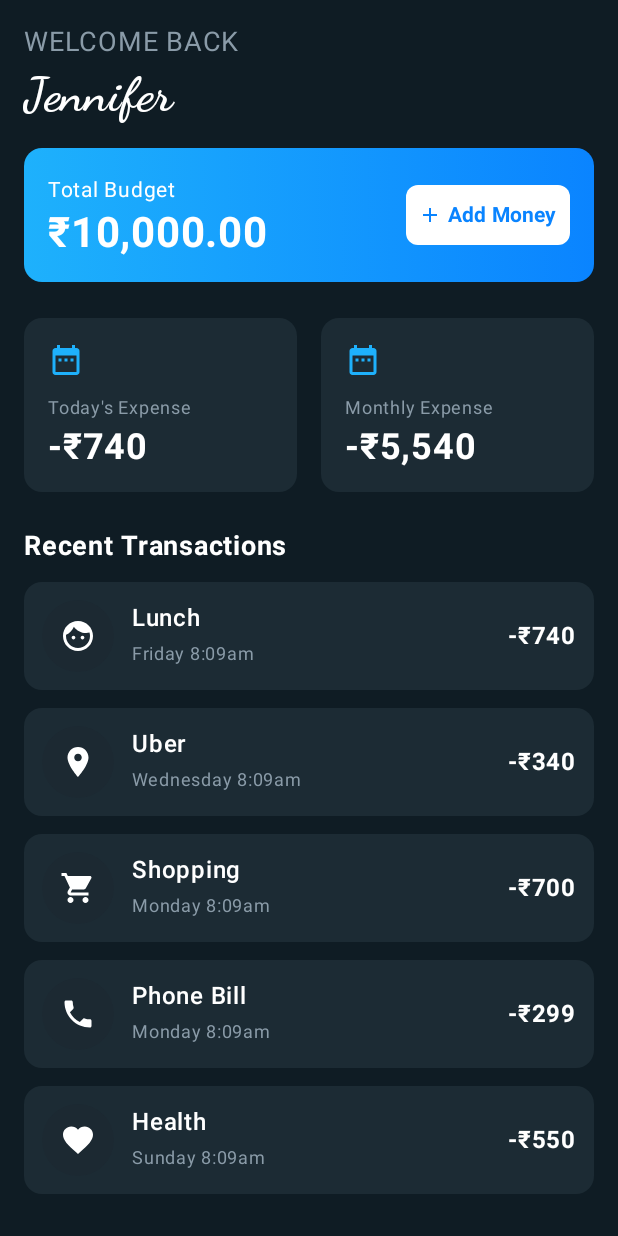
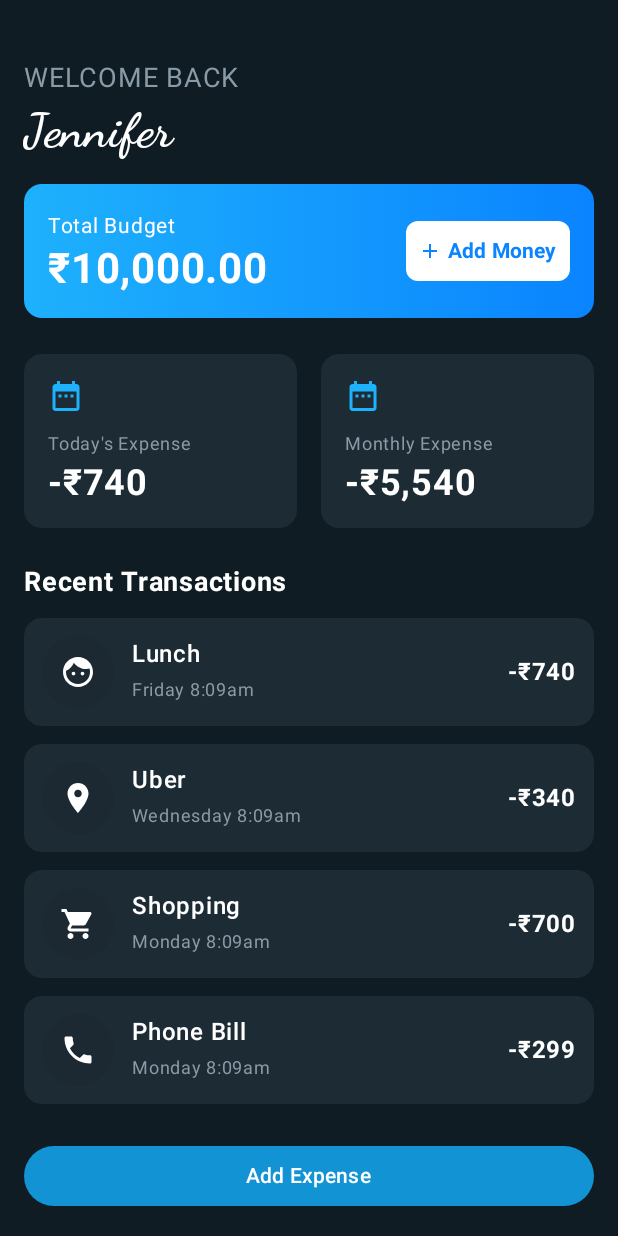
Before and after one commit to Aaliyahussain27/Expense_Tracker, an Android app built with Jetpack Compose: the screen it shows after launch (MainActivity), on a phone screen of 412 x 824 dp. Run offline under Robolectric (Android 15) with nearby library versions, the phone set to English and light mode, and no system bars.

Commit message:
Setup navigation

```diff
--- a/app/src/main/java/com/example/expensetracker/MainActivity.kt
+++ b/app/src/main/java/com/example/expensetracker/MainActivity.kt
@@ -6,34 +6,31 @@ import androidx.activity.compose.setContent
 import androidx.compose.foundation.layout.fillMaxSize
 import androidx.compose.material3.MaterialTheme
 import androidx.compose.material3.Surface
+import androidx.compose.runtime.Composable
 import androidx.compose.ui.Modifier
+import androidx.navigation.compose.rememberNavController
+import com.example.expensetracker.navigation.NavGraph
 import com.example.expensetracker.screens.home.HomeScreen
  import com.example.expensetracker.screens.add.AddExpenseScreen
 import com.example.expensetracker.ui.theme.ExpenseTrackerTheme
 
-/**
- * MainActivity - App ka entry point
- * Yahan se app start hoti hai
- */
+
 class MainActivity : ComponentActivity() {
     override fun onCreate(savedInstanceState: Bundle?) {
         super.onCreate(savedInstanceState)
-
-        // setContent = Screen set karna
         setContent {
-            // Theme wrap - App ka theme apply hota hai
-            ExpenseTrackerTheme {
-                // Surface = Background container
-                Surface(
-                    modifier = Modifier.fillMaxSize(),
-                    color = MaterialTheme.colorScheme.background
-                ) {
-
-
-                    HomeScreen()
-//                     AddExpenseScreen()
-                }
-            }
+            ExpenseTrackerApp()
         }
     }
 }
+
+@Composable
+fun ExpenseTrackerApp() {
+    val navController = rememberNavController()
+
+    MaterialTheme {
+        Surface {
+            NavGraph(navController = navController)
+        }
+    }
+}
--- a/app/src/main/java/com/example/expensetracker/navigation/Navgraph.kt
+++ b/app/src/main/java/com/example/expensetracker/navigation/Navgraph.kt
@@ -1 +1,25 @@
 package com.example.expensetracker.navigation
+
+import androidx.compose.runtime.Composable
+import androidx.navigation.NavHostController
+import androidx.navigation.compose.NavHost
+import androidx.navigation.compose.composable
+import com.example.expensetracker.screens.add.AddExpenseScreen
+import com.example.expensetracker.screens.home.HomeScreen
+
+@Composable
+fun NavGraph(navController: NavHostController) {
+    NavHost(navController = navController, startDestination = "home") {
+
+        composable("home") {
+            HomeScreen(onNavigate = {
+                navController.navigate("add_expense")
+            })
+        }
+
+        composable("add_expense") {
+            AddExpenseScreen(onCancel = { navController.popBackStack() }
+            )
+        }
+    }
+}
--- a/app/src/main/java/com/example/expensetracker/screens/add/AddExpenseScreen.kt
+++ b/app/src/main/java/com/example/expensetracker/screens/add/AddExpenseScreen.kt
@@ -23,7 +23,7 @@ import androidx.compose.ui.unit.sp
 
 @OptIn(ExperimentalMaterial3Api::class)
 @Composable
-fun AddExpenseScreen() {
+fun AddExpenseScreen(onCancel: () -> Unit) {
 
     var amount by remember { mutableStateOf("") }
     var selectedCategory by remember { mutableStateOf("Food") }
@@ -50,7 +50,7 @@ fun AddExpenseScreen() {
             verticalAlignment = Alignment.CenterVertically
         ) {
             Spacer(modifier = Modifier.height(18.dp))
-            Text("Cancel", color = accent, fontSize = 16.sp)
+            Text("Cancel", color = accent, fontSize = 16.sp,modifier = Modifier.clickable { onCancel() })
             Text("New Expense", color = textWhite, fontSize = 24.sp, fontWeight = FontWeight.SemiBold)
             Spacer(modifier = Modifier.width(48.dp))
         }
@@ -234,8 +234,3 @@ fun CategoryItem(
         Text(title, color = if (selected) accent else textGray, fontSize = 12.sp)
     }
 }
-@Preview(showBackground = true, showSystemUi = true)
-@Composable
-fun AddExpenseScreenPreview() {
-    AddExpenseScreen()
-}
--- a/app/src/main/java/com/example/expensetracker/screens/home/HomeScreen.kt
+++ b/app/src/main/java/com/example/expensetracker/screens/home/HomeScreen.kt
@@ -33,18 +33,37 @@ val GradientBlue2 = Color(0xFF0A84FF)
 
 // -------------------- Home Screen --------------------
 @Composable
-fun HomeScreen() {
-    Column(
+fun HomeScreen(onNavigate: () -> Unit) {
+    Box(
         modifier = Modifier
             .fillMaxSize()
             .background(Background)
             .padding(16.dp)
     ) {
-        WelcomeSection()
-        Spacer(modifier = Modifier.height(24.dp))
-        ExpenseSummarySection()
-        Spacer(modifier = Modifier.height(24.dp))
-        RecentTransactionsSection()
+        Column(
+            modifier = Modifier
+                .fillMaxSize()
+                .padding(bottom = 60.dp) // space for button
+        ) {
+            Spacer(modifier = Modifier.height(24.dp))
+            WelcomeSection()
+            Spacer(modifier = Modifier.height(24.dp))
+            ExpenseSummarySection()
+            Spacer(modifier = Modifier.height(24.dp))
+            RecentTransactionsSection()
+        }
+
+        Button(
+            onClick = onNavigate,
+            colors = ButtonDefaults.buttonColors(
+                containerColor = Color(0xFF1193D4)
+            ),
+            modifier = Modifier
+                .align(Alignment.BottomCenter)
+                .fillMaxWidth()
+        ) {
+            Text("Add Expense")
+        }
     }
 }
 
@@ -296,9 +315,3 @@ fun getDummyTransactions(): List<Transaction> {
         Transaction("Health", "Sunday 8:09am", "-₹550", Icons.Default.Favorite)
     )
 }
-
-@Preview(showBackground = true)
-@Composable
-fun Prac(){
-    HomeScreen()
-}
```
